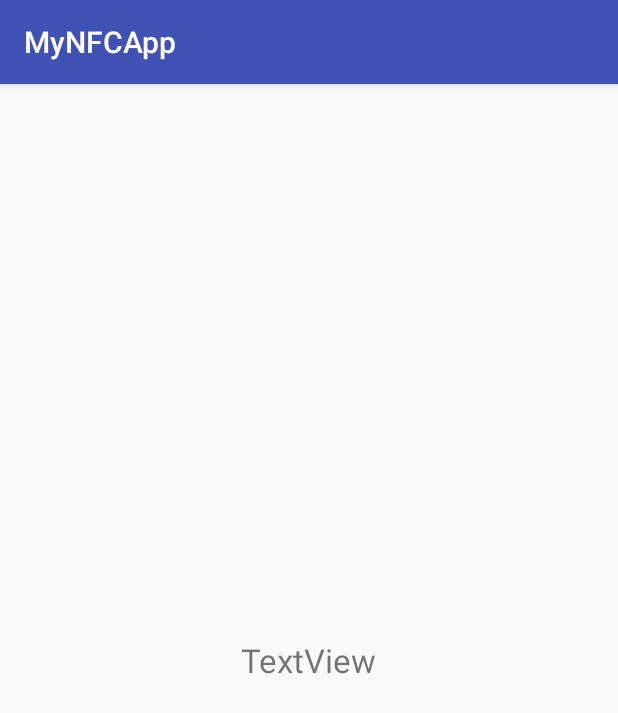
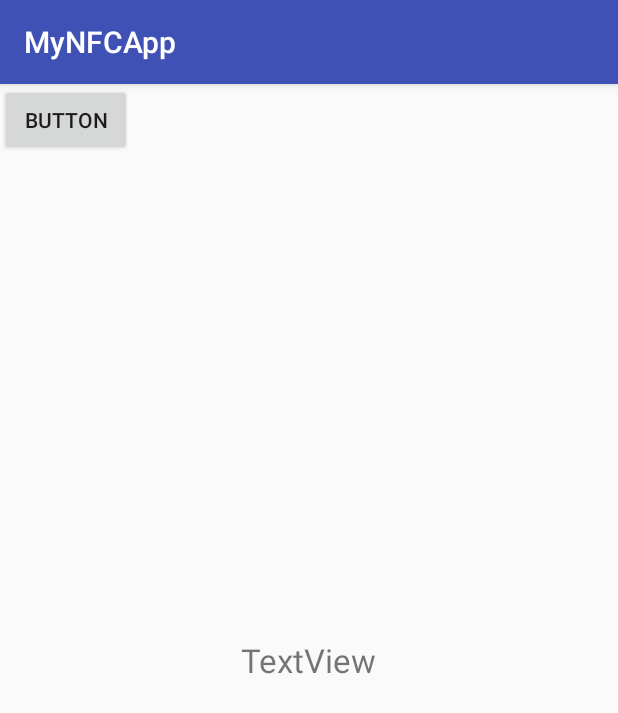
Before and after one commit to drwitteck/MyNFCApp, an Android app: the WriteActivity screen opened directly, with no data from a screen before it, on a phone screen of 412 x 824 dp. Shown: the top 713 px of the screen. Run offline under Robolectric (Android 15) with nearby library versions, the phone set to English and light mode, and no system bars; 1 statement that could not run was skipped.

Commit message:
Write activity

```diff
--- a/app/build.gradle
+++ b/app/build.gradle
@@ -16,6 +16,10 @@ android {
             proguardFiles getDefaultProguardFile('proguard-android.txt'), 'proguard-rules.pro'
         }
     }
+    compileOptions {
+        targetCompatibility 1.8
+        sourceCompatibility 1.8
+    }
 }
 
 dependencies {
--- a/app/src/main/res/layout/activity_write.xml
+++ b/app/src/main/res/layout/activity_write.xml
@@ -20,4 +20,12 @@
         app:layout_constraintEnd_toEndOf="parent"
         app:layout_constraintStart_toStartOf="parent"
         app:layout_constraintTop_toTopOf="parent" />
+
+    <Button
+        android:id="@+id/link"
+        android:layout_width="wrap_content"
+        android:layout_height="wrap_content"
+        android:text="Button"
+        tools:layout_editor_absoluteX="148dp"
+        tools:layout_editor_absoluteY="354dp" />
 </android.support.constraint.ConstraintLayout>
```
Also changed, not shown: app/src/main/java/com/drwitteck/mynfcapp/WriteActivity.java (+22 -0 lines).
